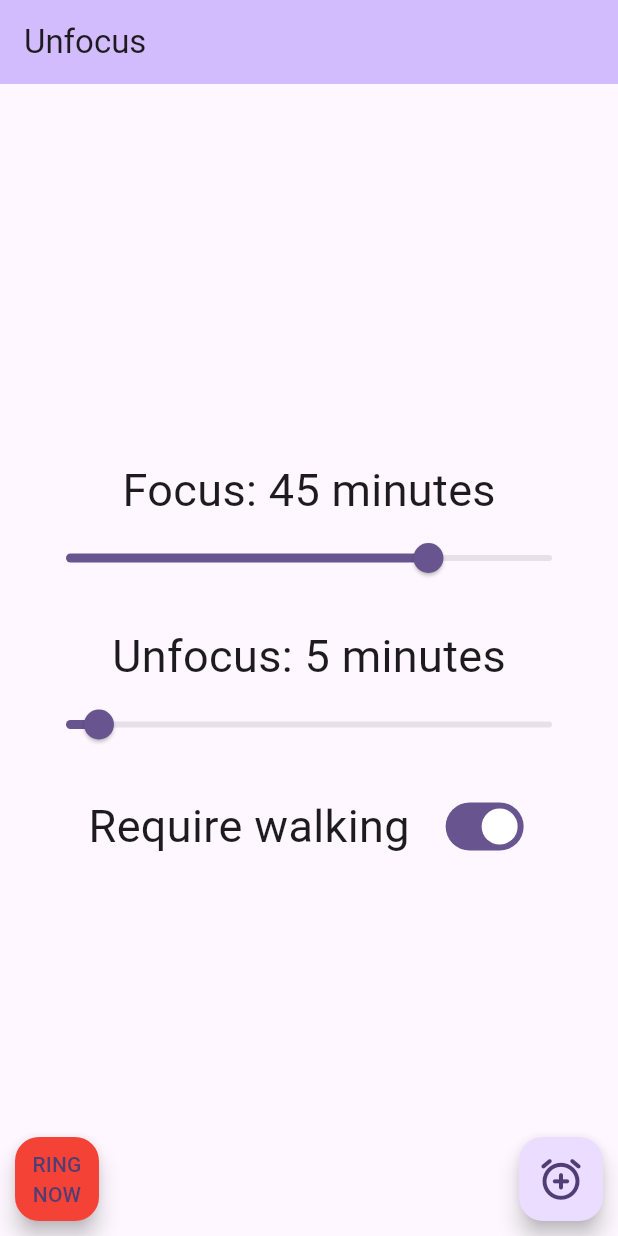
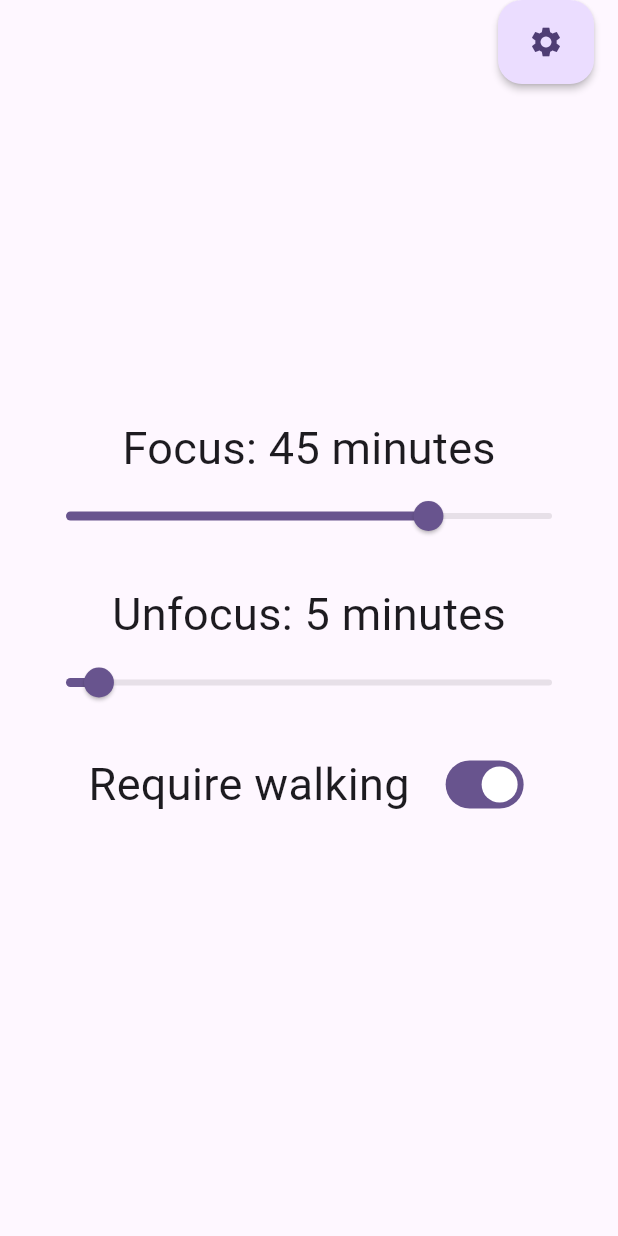
Before and after one commit to zbelova/unfocus, a Flutter app: the screen it shows after launch, on a phone screen of 412 x 824 dp. Run offline on Flutter 3.47's test engine with Material 2 defaults, Android fonts, the phone set to English and light mode, and no system bars; our stand-ins replace pedometer; missing offline and left inert: alarm; statements that could not run were skipped.

Commit message:
Добавила фаб с ссылкой на настройки

```diff
--- a/lib/main.dart
+++ b/lib/main.dart
@@ -25,6 +25,7 @@ class MyApp extends StatelessWidget {
         colorScheme: ColorScheme.fromSeed(seedColor: Colors.deepPurple),
         useMaterial3: true,
       ),
+      debugShowCheckedModeBanner: false,
       home: const HomePage(title: 'Unfocus'),
     );
   }
--- a/lib/screens/homepage.dart
+++ b/lib/screens/homepage.dart
@@ -122,11 +122,19 @@ class _HomePageState extends State<HomePage> {
   @override
   Widget build(BuildContext context) {
     return Scaffold(
-      appBar: AppBar(
-        backgroundColor: Theme.of(context).colorScheme.inversePrimary,
-        // Here we take the value from the MyHomePage object that was created by
-        // the App.build method, and use it to set our appbar title.
-        title: Text(widget.title),
+      // appBar: AppBar(
+      //   backgroundColor: Theme.of(context).colorScheme.inversePrimary,
+      //   // Here we take the value from the MyHomePage object that was created by
+      //   // the App.build method, and use it to set our appbar title.
+      //   title: Text(widget.title),
+      // ),
+      floatingActionButtonAnimator: FloatingActionButtonAnimator.scaling,
+      floatingActionButtonLocation: FloatingActionButtonLocation.endTop,
+
+      floatingActionButton: FloatingActionButton.extended(
+        onPressed: () => navigateToAlarmScreen(null),
+        label: const Icon(Icons.settings),
+        elevation: 2.0,
       ),
       body: SafeArea(
         child:
@@ -256,33 +264,33 @@ class _HomePageState extends State<HomePage> {
         //     ),
         //   ),
       ),
-      floatingActionButton: Padding(
-        padding: const EdgeInsets.all(10),
-        child: Row(
-          mainAxisAlignment: MainAxisAlignment.spaceBetween,
-          children: [
-            FloatingActionButton(
-              onPressed: () {
-                final alarmSettings = AlarmSettings(
-                  id: 42,
-                  dateTime: DateTime.now(),
-                  assetAudioPath: 'assets/marimba.mp3',
-                  volumeMax: true,
-                );
-                Alarm.set(alarmSettings: alarmSettings);
-              },
-              backgroundColor: Colors.red,
-              heroTag: null,
-              child: const Text("RING NOW", textAlign: TextAlign.center),
-            ),
-            FloatingActionButton(
-              onPressed: () => navigateToAlarmScreen(null),
-              child: const Icon(Icons.alarm_add_rounded, size: 33),
-            ),
-          ],
-        ),
-      ),
-      floatingActionButtonLocation: FloatingActionButtonLocation.centerDocked,
+      // floatingActionButton: Padding(
+      //   padding: const EdgeInsets.all(10),
+      //   child: Row(
+      //     mainAxisAlignment: MainAxisAlignment.spaceBetween,
+      //     children: [
+      //       FloatingActionButton(
+      //         onPressed: () {
+      //           final alarmSettings = AlarmSettings(
+      //             id: 42,
+      //             dateTime: DateTime.now(),
+      //             assetAudioPath: 'assets/marimba.mp3',
+      //             volumeMax: true,
+      //           );
+      //           Alarm.set(alarmSettings: alarmSettings);
+      //         },
+      //         backgroundColor: Colors.red,
+      //         heroTag: null,
+      //         child: const Text("RING NOW", textAlign: TextAlign.center),
+      //       ),
+      //       FloatingActionButton(
+      //         onPressed: () => navigateToAlarmScreen(null),
+      //         child: const Icon(Icons.alarm_add_rounded, size: 33),
+      //       ),
+      //     ],
+      //   ),
+      // ),
+     // floatingActionButtonLocation: FloatingActionButtonLocation.centerDocked,
     );
   }
 }
```
